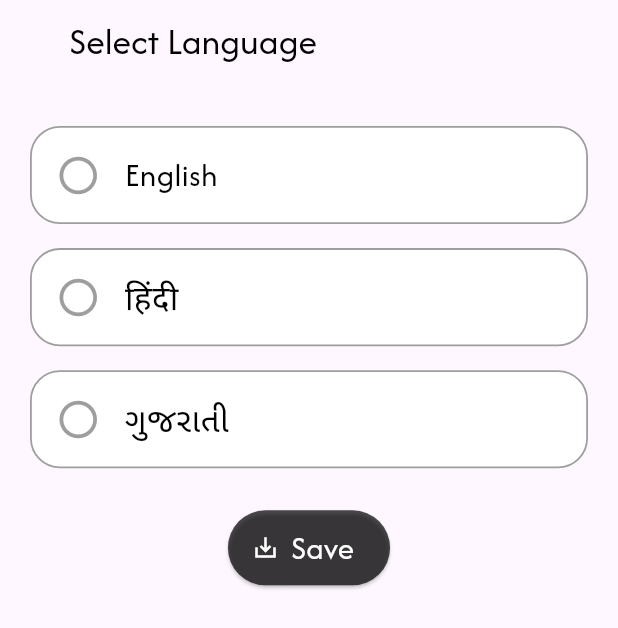
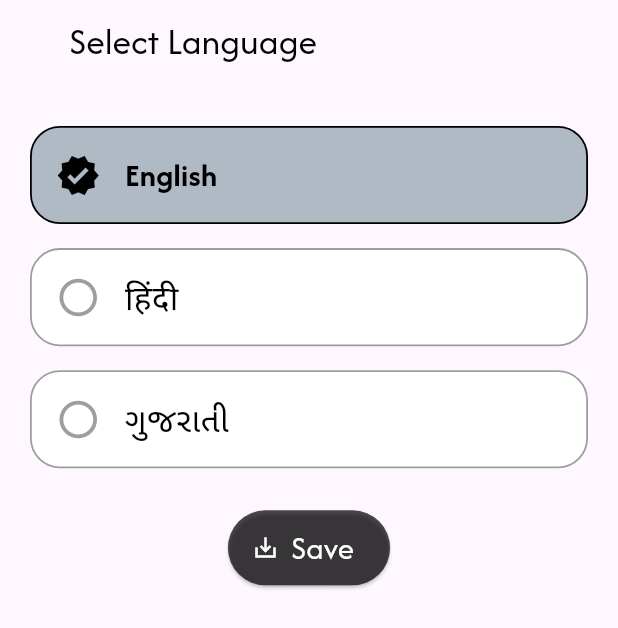
Before and after one commit to Raj2902Patel/ADVANCE_WIDGETS, a Flutter app: the LanguageSelectionPage screen opened directly, on a phone screen of 412 x 824 dp. Shown: the top 628 px of the screen. Run offline on Flutter 3.47's test engine with Material 3 defaults, Android fonts, the phone set to English and light mode, and no system bars; our stand-ins replace animated_text_kit, bottom_navy_bar, cached_network_image, carousel_slider, easy_localization, introduction_screen and 3 more; accounts and stored records are empty; network calls fail.

Commit message:
updated files

```diff
--- a/lib/language_selection.dart
+++ b/lib/language_selection.dart
@@ -1,14 +1,18 @@
 import 'package:flutter/material.dart';
 import 'package:easy_localization/easy_localization.dart';
 import 'package:shared_preferences/shared_preferences.dart';
+import 'package:week_4/home_page.dart';
+import 'package:week_4/loading.dart';
 
 class LanguageSelectionPage extends StatefulWidget {
+  const LanguageSelectionPage({super.key});
+
   @override
   _LanguageSelectionPageState createState() => _LanguageSelectionPageState();
 }
 
 class _LanguageSelectionPageState extends State<LanguageSelectionPage> {
-  String _selectedLanguage = '';
+  String _selectedLanguage = 'en';
 
   @override
   void initState() {
@@ -38,7 +42,7 @@ class _LanguageSelectionPageState extends State<LanguageSelectionPage> {
             padding: const EdgeInsets.only(left: 30.0),
             child: Text(
               tr('select_language'),
-              style: TextStyle(
+              style: const TextStyle(
                 color: Colors.black,
                 fontSize: 25.0,
               ),
@@ -46,7 +50,7 @@ class _LanguageSelectionPageState extends State<LanguageSelectionPage> {
           ),
         ), // Localized title
         body: ListView(
-          padding: EdgeInsets.all(20.0),
+          padding: const EdgeInsets.all(20.0),
           children: <Widget>[
             _buildLanguageTile('English', 'en'),
             _buildLanguageTile('हिंदी', 'hi'),
@@ -70,8 +74,8 @@ class _LanguageSelectionPageState extends State<LanguageSelectionPage> {
         });
       },
       child: Container(
-        margin: EdgeInsets.symmetric(vertical: 8.0),
-        padding: EdgeInsets.all(16.0),
+        margin: const EdgeInsets.symmetric(vertical: 8.0),
+        padding: const EdgeInsets.all(16.0),
         decoration: BoxDecoration(
           color: isSelected ? Colors.blueGrey.withOpacity(0.5) : Colors.white,
           border: Border.all(
@@ -87,7 +91,7 @@ class _LanguageSelectionPageState extends State<LanguageSelectionPage> {
               color: isSelected ? Colors.black : Colors.grey,
               size: isSelected ? 30 : 30,
             ),
-            SizedBox(width: 16.0),
+            const SizedBox(width: 16.0),
             Text(
               language,
               style: TextStyle(
@@ -111,16 +115,17 @@ class _LanguageSelectionPageState extends State<LanguageSelectionPage> {
             backgroundColor: Colors.black.withOpacity(0.7),
           ),
           onPressed: () {
-            Navigator.pop(context);
+            Navigator.pushReplacement(
+                context, MaterialPageRoute(builder: (context) => HomePage()));
           },
           label: Text(
             tr("lang_button"),
-            style: TextStyle(
+            style: const TextStyle(
               color: Colors.white,
               fontSize: 22.0,
             ),
           ),
-          icon: Icon(
+          icon: const Icon(
             Icons.save_alt_sharp,
             color: Colors.white,
           ),
@@ -131,11 +136,11 @@ class _LanguageSelectionPageState extends State<LanguageSelectionPage> {
 
   void _changeLanguage(String code) async {
     if (code == 'en') {
-      context.setLocale(Locale('en'));
+      context.setLocale(const Locale('en'));
     } else if (code == 'gu') {
-      context.setLocale(Locale('gu'));
+      context.setLocale(const Locale('gu'));
     } else if (code == 'hi') {
-      context.setLocale(Locale('hi'));
+      context.setLocale(const Locale('hi'));
     }
 
     SharedPreferences prefs = await SharedPreferences.getInstance();
```
Also changed, not shown: lib/home_page.dart (+5 -6 lines), lib/pages/floating_action_button.dart (+9 -6 lines), lib/pages/text_form_field.dart (+5 -5 lines).
